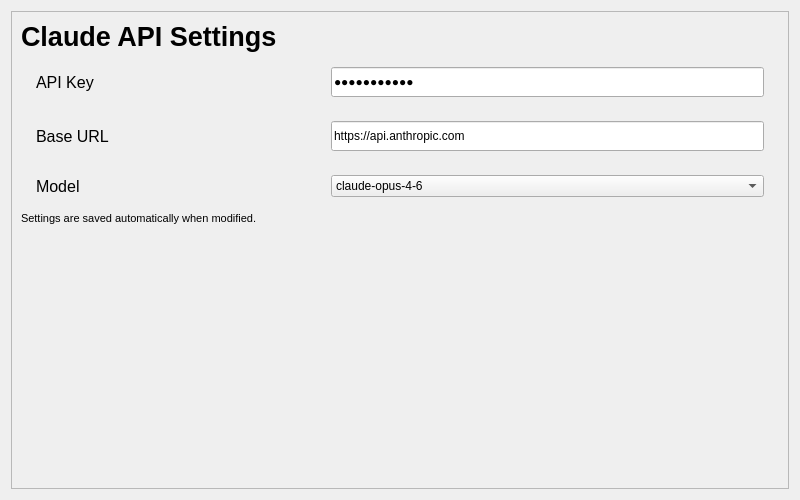
flairziv/qt-llm-chat, file src/ui/SettingClaudePage.ui: the form before one commit.
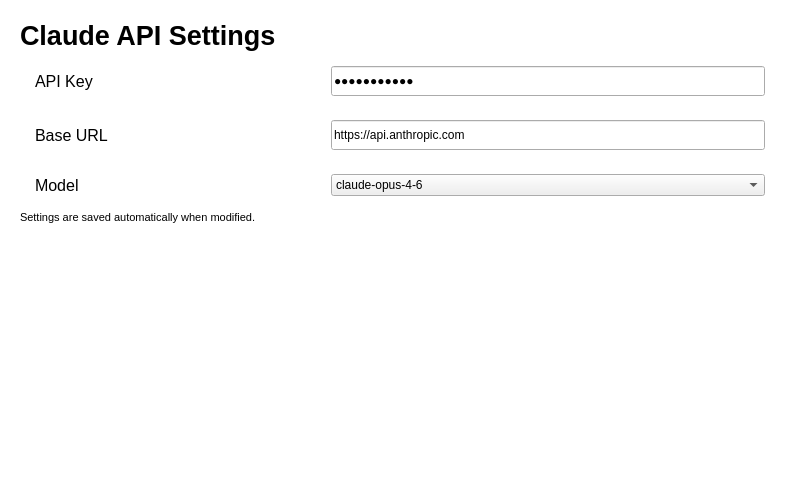
The form after the commit. Custom widgets are drawn as their Qt base class.

```diff
--- a/src/ui/SettingClaudePage.ui
+++ b/src/ui/SettingClaudePage.ui
@@ -10,6 +10,11 @@
     <height>500</height>
    </rect>
   </property>
+  <property name="styleSheet">
+   <string notr="true">#SettingClaudePage { background: transparent; }
+QScrollArea { background: transparent; border: none; }
+#scrollAreaWidgetContents { background: transparent; }</string>
+  </property>
   <layout class="QVBoxLayout" name="verticalLayout">
    <item>
     <widget class="QScrollArea" name="scrollArea">
```
